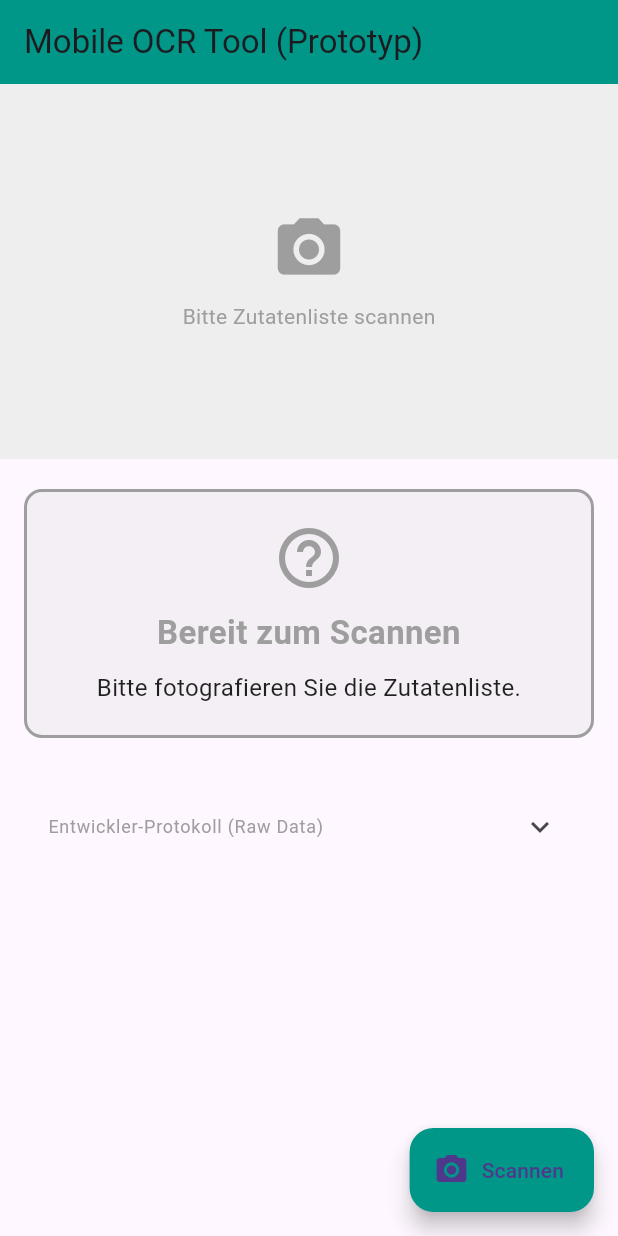
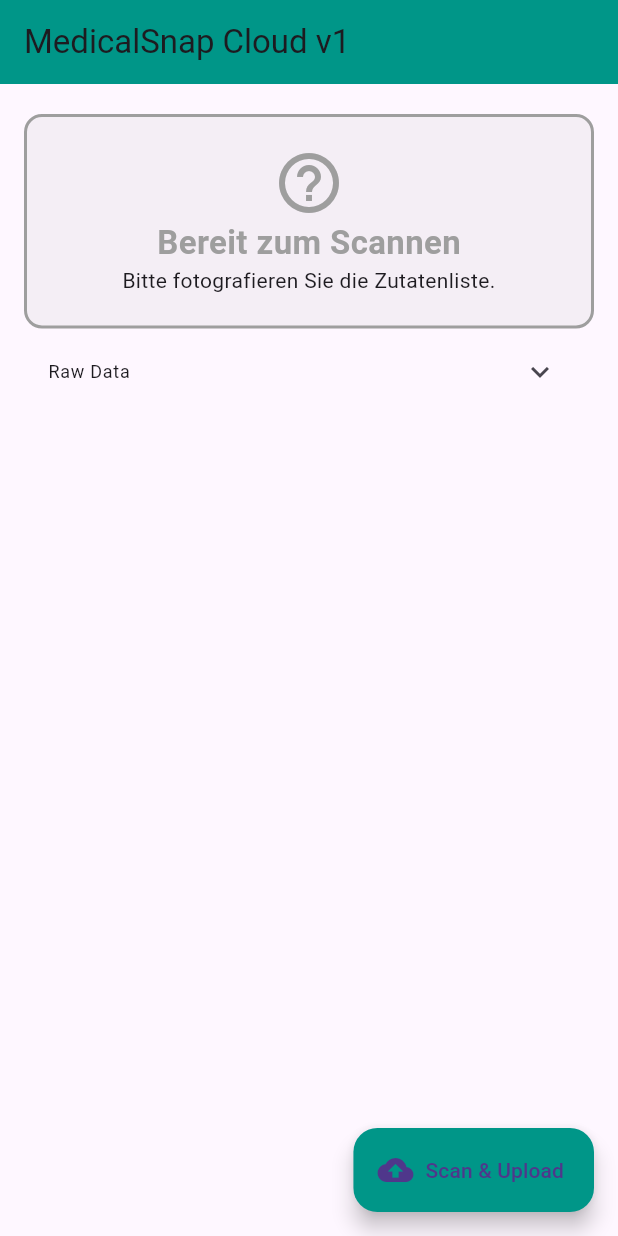
Before and after one commit to DrChang03/ocr_robustness_eval_tool_CKD, a Flutter app: the screen it shows after launch, on a phone screen of 412 x 824 dp. Run offline on Flutter 3.47's test engine with Material 3 defaults, Android fonts, the phone set to English and light mode, and no system bars; our stand-ins replace image_picker, supabase_flutter; missing offline and left inert: google_mlkit_text_recognition; accounts and stored records are empty.

Commit message:
Add Supabase integration and cloud upload to OCR app
Integrated Supabase for cloud data collection in the OCR scanner app.
The Supabase Server is located in Frankfurt.
RLS Firewall is on the backend server (supabase) enable.
Updated main.dart to initialize Supabase and upload scanned text and detected keywords after each scan. Improved UI text, streamlined code, and updated dependencies and plugin registrants for Supabase and related plugins across platforms.

```diff
--- /dev/null
+++ b/devtools_options.yaml
@@ -0,0 +1,3 @@
+description: This file stores settings for Dart & Flutter DevTools.
+documentation: https://docs.flutter.dev/tools/devtools/extensions#configure-extension-enablement-states
+extensions:
--- a/lib/main.dart
+++ b/lib/main.dart
@@ -2,11 +2,19 @@ import 'dart:io';
 import 'package:flutter/material.dart';
 import 'package:image_picker/image_picker.dart';
 import 'package:google_mlkit_text_recognition/google_mlkit_text_recognition.dart';
+// Supabase initialization
+import 'package:supabase_flutter/supabase_flutter.dart';
 
-// --- FIX: Ensure main calls MaterialApp directly ---
-void main() {
+Future<void> main() async {
+  WidgetsFlutterBinding.ensureInitialized();
+
+  await Supabase.initialize(
+    url: 'https://noytsdkyxxhhtbhfedva.supabase.co',
+    anonKey: 'eyJhbGciOiJIUzI1NiIsInR5cCI6IkpXVCJ9.eyJpc3MiOiJzdXBhYmFzZSIsInJlZiI6Im5veXRzZGt5eHhoaHRiaGZlZHZhIiwicm9sZSI6ImFub24iLCJpYXQiOjE3NjU0Nzc3MzYsImV4cCI6MjA4MTA1MzczNn0.PmEQhLVBcKA_xKMGC1vqpJe_rG1BMXIQsY4jQ8ASsEY',
+  );
+
   runApp(const MaterialApp(
-    debugShowCheckedModeBanner: false, // Remove the "Debug" banner
+    debugShowCheckedModeBanner: false,
     home: OcrScannerScreen()
   ));
 }
@@ -19,19 +27,15 @@ class OcrScannerScreen extends StatefulWidget {
 }
 
 class _OcrScannerScreenState extends State<OcrScannerScreen> {
-  // --- UI State Variables ---
   File? _imageFile;
-
-  // 1. Status Title
   String _resultTitle = "Bereit zum Scannen";
-  // 2. Detailed Message
   String _resultBody = "Bitte fotografieren Sie die Zutatenliste.";
-  // 3. Debug Info
   String _debugText = "";
-  // 4. Color State
   Color _statusColor = Colors.grey;
 
-  // --- Core Function ---
+  //Get Supabase client instance
+  final _supabase = Supabase.instance.client;
+
   Future<void> _scanImage() async {
     try {
       final ImagePicker picker = ImagePicker();
@@ -41,72 +45,58 @@ class _OcrScannerScreenState extends State<OcrScannerScreen> {
 
       setState(() {
         _resultTitle = "Analyse läuft...";
-        _resultBody = "Bitte warten...";
+        _resultBody = "Bitte warten... Uploading to Frankfurt...";
         _statusColor = Colors.blue;
         _imageFile = File(photo.path);
-        _debugText = ""; // FIX: Clear debug text while loading
+        _debugText = "";
       });
 
-      // OCR Processing
       final inputImage = InputImage.fromFilePath(photo.path);
       final textRecognizer = TextRecognizer(script: TextRecognitionScript.latin);
       final RecognizedText recognizedText = await textRecognizer.processImage(inputImage);
 
       String rawText = recognizedText.text.toLowerCase();
 
-      // --- V3.1 UPGRADE: Enhanced Regex Logic (Based on REWE Field Text) ---
+      // --- V3.1 Regex Logic (Rewe Tested) ---
       final Map<String, RegExp> dangerPatterns = {
-        //Fix 1: Cover "Phosphat" and "Phosphorsäure" variations
-        "PHOSPHAT/SÄURE": RegExp(r"phosph[a|o]", caseSensitive: false), // Matches Phosphat/Phosphad
-
-        //Fix 2: Cover E450 variations with spaces or hyphens
-        "E450 (Diphosphat)": RegExp(r"e[\s:-]*450", caseSensitive: false),  // Matches E450, E 450, E-450
-
-        "E338": RegExp(r"e\s*338", caseSensitive: false),
-        "E339": RegExp(r"e\s*339", caseSensitive: false),
-        "E340": RegExp(r"e\s*340", caseSensitive: false),
-        "E341": RegExp(r"e\s*341", caseSensitive: false),
-        "E451": RegExp(r"e\s*451", caseSensitive: false),
-        "E452": RegExp(r"e\s*452", caseSensitive: false),
-
-        //Fix 3: Fix OCR false read of "Kalium" as "Kallum" or "Kalilum"
-        //Logic: "K" with any character in between and "lium"
+        "PHOSPHAT/SÄURE": RegExp(r"phosph[a|o]", caseSensitive: false),
+        "E450 (Diphosphat)": RegExp(r"e[\s:-]*450", caseSensitive: false),
+        "E338": RegExp(r"e[\s:-]*338", caseSensitive: false),
+        "E339": RegExp(r"e[\s:-]*339", caseSensitive: false),
+        "E340": RegExp(r"e[\s:-]*340", caseSensitive: false),
+        "E341": RegExp(r"e[\s:-]*341", caseSensitive: false),
+        "E451": RegExp(r"e[\s:-]*451", caseSensitive: false),
+        "E452": RegExp(r"e[\s:-]*452", caseSensitive: false),
         "KALIUM": RegExp(r"k.lium", caseSensitive: false),
         "GESCHMACKSVERSTÄRKER": RegExp(r"geschmacksverstärker", caseSensitive: false),
         "NATRIUMNITRIT": RegExp(r"natriumnitrit", caseSensitive: false),
       };
 
       List<String> foundDangers = [];
-
-      // Iterate through Regex patterns
       dangerPatterns.forEach((name, pattern) {
         if (pattern.hasMatch(rawText)) {
           foundDangers.add(name);
         }
       });
 
-      // --- Result Logic ---
-
+      // --- UI Logic ---
       if (foundDangers.isNotEmpty) {
-        //  RED: DANGER
         setState(() {
           _statusColor = Colors.red;
           _resultTitle = "ACHTUNG: KRITISCH";
-          _resultBody = "Gefundene Risikostoffe:\n ${foundDangers.join(", ")}\n\nNicht geeignet für Nierenpatienten!";
+          _resultBody = "Gefundene Risikostoffe:\n ${foundDangers.join(", ")}";
         });
       } else if (rawText.length < 10) {
-        //  ORANGE: UNCERTAIN
         setState(() {
           _statusColor = Colors.orange;
           _resultTitle = "Scan unsicher";
-          _resultBody = "Zu wenig Text erkannt. Bitte Bild schärfer aufnehmen.";
+          _resultBody = "Zu wenig Text erkannt.";
         });
       } else {
-        //  GREEN: SAFE
         setState(() {
           _statusColor = Colors.green;
           _resultTitle = "Unbedenklich";
-          _resultBody = "Keine kritischen Phosphate oder Kaliumzusätze erkannt.\n(Scheinbar sicher)";
+          _resultBody = "Keine kritischen Stoffe erkannt.";
         });
       }
 
@@ -114,16 +104,9 @@ class _OcrScannerScreenState extends State<OcrScannerScreen> {
         _debugText = "[RAW DATA]:\n$rawText";
       });
 
-      // --- LOGGING FOR EXPERIMENT ---
-      debugPrint("--------------------------------------------------");
-      debugPrint("EXP_LOG_START");
-      debugPrint("Time: ${DateTime.now()}");
-      debugPrint("Raw_Text_Length: ${rawText.length}");
-      debugPrint("Detected_Keywords: ${foundDangers.join(", ")}");
-      debugPrint("Full_Text_Cleaned: ${rawText.replaceAll('\n', ' ')}");
-      debugPrint("EXP_LOG_END");
-      debugPrint("--------------------------------------------------");
-      // --- END LOGGING ---
+      // --- CLOUD UPLOAD (Data Collection) ---
+      // This code quietly uploads what you scanned to Frankfurt
+      await _uploadToSupabase(rawText, foundDangers.join(", "));
 
       textRecognizer.close();
 
@@ -136,57 +119,34 @@ class _OcrScannerScreenState extends State<OcrScannerScreen> {
     }
   }
 
+  // Upload scanned data to Supabase
+  Future<void> _uploadToSupabase(String rawText, String detected) async {
+    try {
+      await _supabase.from('field_test_data').insert({
+        'ocr_raw_text': rawText,
+        'detected_keywords': detected,
+        'material_type': 'Unknown (App Scan)',
+        'product_name': 'Scan at ${DateTime.now().hour}:${DateTime.now().minute}',
+      });
+      debugPrint("Data uploaded to Supabase!");
+    } catch (e) {
+      debugPrint("Upload failed: $e");
+    }
+  }
+
   @override
   Widget build(BuildContext context) {
     return Scaffold(
-      appBar: AppBar(
-        title: const Text("Mobile OCR Tool (Prototyp)"),
-        backgroundColor: Colors.teal,
-      ),
+      appBar: AppBar(title: const Text("MedicalSnap Cloud v1"), backgroundColor: Colors.teal),
       body: SingleChildScrollView(
         child: Column(
           children: [
-            // 1. Image Display Area
-            if (_imageFile != null) // Show the captured image
-              Image.file(
-                _imageFile!,
-                height: 250,
-                width: double.infinity,
-                fit: BoxFit.cover,
-                errorBuilder: (context, error, stackTrace) {
-                  return Container(
-                    height: 250,
-                    color: Colors.grey[200],
-                    child: const Column(
-                      mainAxisAlignment: MainAxisAlignment.center,
-                      children: [
-                        Icon(Icons.broken_image, size: 50, color: Colors.grey),
-                        Text("Bild konnte nicht geladen werden", style: TextStyle(color: Colors.grey)),
-                      ],
-                    ),
-                  );
-                },
-              )
-            else
-              Container(
-                height: 250,
-                width: double.infinity,
-                color: Colors.grey[200],
-                child: const Center(
-                  child: Column(
-                    mainAxisAlignment: MainAxisAlignment.center,
-                    children: [
-                      Icon(Icons.camera_alt, size: 50, color: Colors.grey),
-                      SizedBox(height: 10),
-                      Text("Bitte Zutatenliste scannen", style: TextStyle(color: Colors.grey)),
-                    ],
-                  ),
-                ),
-              ),
+            if (_imageFile != null)
+              Image.file(_imageFile!, height: 250, width: double.infinity, fit: BoxFit.cover,
+                errorBuilder: (c,e,s) => Container(height: 250, color: Colors.grey, child: const Icon(Icons.broken_image))),
 
             const SizedBox(height: 20),
 
-            // 2. THE DIAGNOSIS CARD
             Padding(
               padding: const EdgeInsets.symmetric(horizontal: 16.0),
               child: Container(
@@ -205,49 +165,27 @@ class _OcrScannerScreenState extends State<OcrScannerScreen> {
                       size: 48,
                       color: _statusColor,
                     ),
-                    const SizedBox(height: 10),
-                    Text(
-                      _resultTitle,
-                      style: TextStyle(
-                        fontSize: 22,
-                        fontWeight: FontWeight.bold,
-                        color: _statusColor,
-                      ),
-                      textAlign: TextAlign.center,
-                    ),
-                    const SizedBox(height: 10),
-                    Text(
-                      _resultBody,
-                      style: const TextStyle(fontSize: 16, color: Colors.black87),
-                      textAlign: TextAlign.center,
-                    ),
+                    Text(_resultTitle, style: TextStyle(fontSize: 22, fontWeight: FontWeight.bold, color: _statusColor)),
+                    Text(_resultBody, textAlign: TextAlign.center),
                   ],
                 ),
               ),
             ),
-
-            const SizedBox(height: 30),
-
-            // 3. Debug Info
-            Padding(
+             Padding(
               padding: const EdgeInsets.symmetric(horizontal: 16.0),
               child: ExpansionTile(
-                title: const Text("Entwickler-Protokoll (Raw Data)", style: TextStyle(fontSize: 12, color: Colors.grey)),
-                children: [
-                  Text(_debugText, style: const TextStyle(fontSize: 10, color: Colors.grey)),
-                ],
+                title: const Text("Raw Data", style: TextStyle(fontSize: 12)),
+                children: [Text(_debugText, style: const TextStyle(fontSize: 10))],
               ),
             ),
-
-            const SizedBox(height: 50),
           ],
         ),
       ),
       floatingActionButton: FloatingActionButton.extended(
         onPressed: _scanImage,
         backgroundColor: Colors.teal,
-        icon: const Icon(Icons.camera_alt),
-        label: const Text("Scannen"),
+        icon: const Icon(Icons.cloud_upload),
+        label: const Text("Scan & Upload"),
       ),
     );
   }
--- a/pubspec.yaml
+++ b/pubspec.yaml
@@ -36,6 +36,7 @@ dependencies:
   cupertino_icons: ^1.0.8
   image_picker: ^1.2.1
   google_mlkit_text_recognition: ^0.15.0
+  supabase_flutter: ^2.12.0
 
 dev_dependencies:
   flutter_test:
```
Also changed, not shown: 5 other files.
